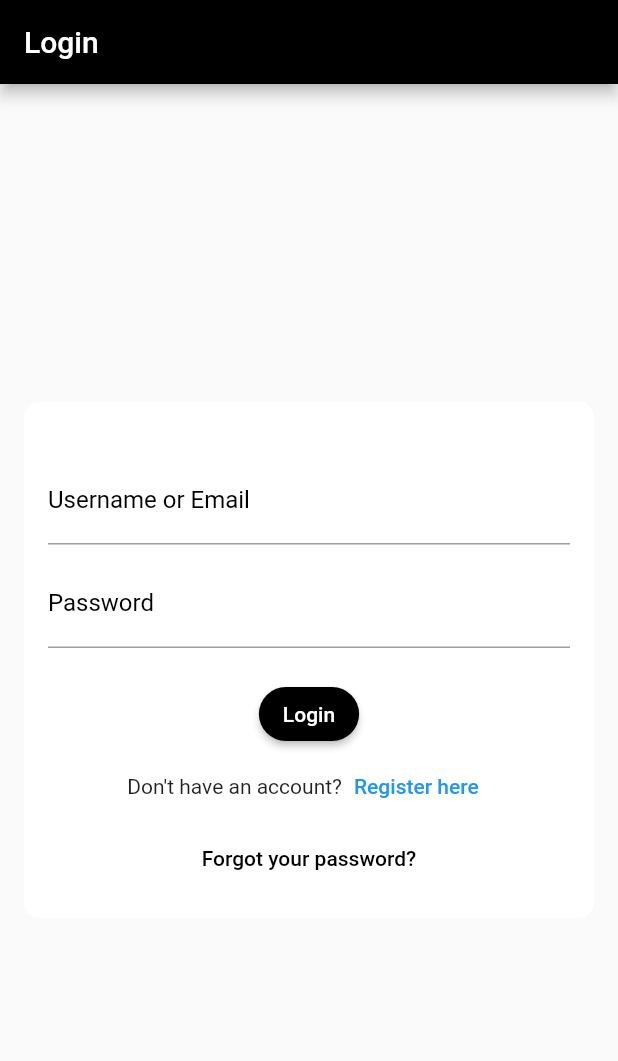
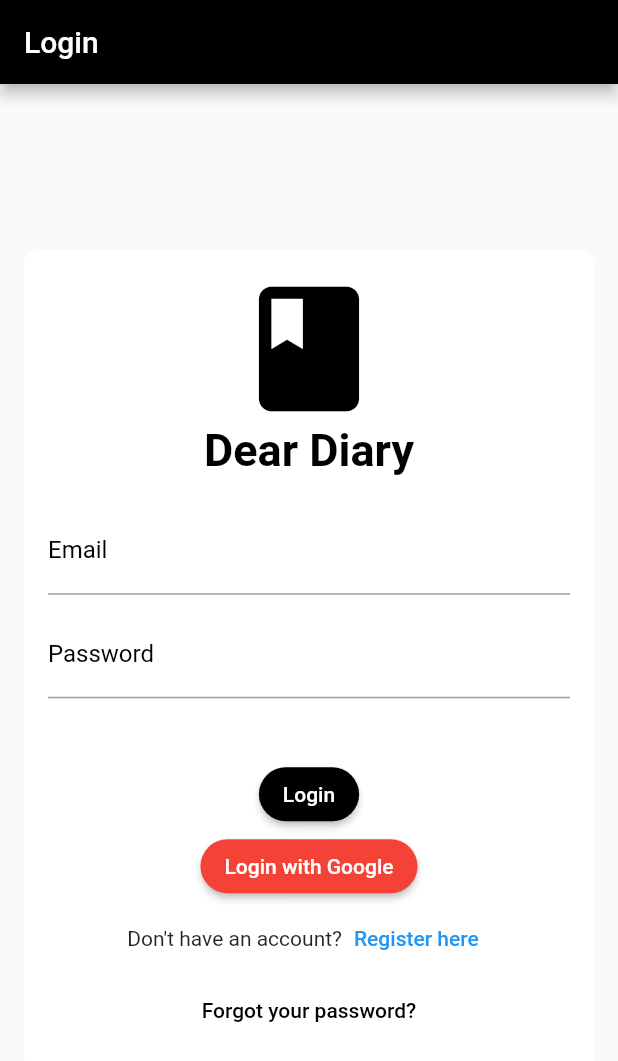
Before and after one commit to rashodkorala/Deardiary, a Flutter app: the screen it shows after launch, on a phone screen of 412 x 824 dp. Shown: the top 1061 px of the screen. Run offline on Flutter 3.47's test engine with Material 2 defaults, Android fonts, the phone set to English and light mode, and no system bars; our stand-ins replace cloud_firestore, firebase_auth, firebase_core; accounts and stored records are empty.

Commit message:
add error handling for login faliure

```diff
--- a/lib/view/diary_login_view.dart
+++ b/lib/view/diary_login_view.dart
@@ -9,9 +9,9 @@ class LoginView extends StatefulWidget {
 class _LoginViewState extends State<LoginView> {
   bool isRegisterHereFocused = false;
   final FirebaseAuth _auth = FirebaseAuth.instance;
-
   String email = '';
   String password = '';
+  String errorMessage = '';
 
   Future<void> signInUser() async {
     try {
@@ -25,13 +25,15 @@ class _LoginViewState extends State<LoginView> {
       if (user != null) {
         // User is logged in, navigate to the diary_log_view.dart view
         Navigator.pushReplacementNamed(context, '/diaryLogView');
-      } else {
-        // Handle login failure
-
-      }
+      } else {}
     } catch (e) {
       print(e.toString());
       // Handle login error
+      setState(() {
+        // Handle login failure and set the error message
+        errorMessage = 'Login failed. Please try again.';
+      });
+      print("login failed");
     }
   }
 
@@ -58,7 +60,19 @@ class _LoginViewState extends State<LoginView> {
                   children: <Widget>[
                     // Your logo or app name can go here
                     // Example: Image.asset('assets/logo.png'),
-
+                    Icon(
+                      Icons.book,
+                      size: 100,
+                      color: Theme.of(context).primaryColor,
+                    ),
+                    Text(
+                      'Dear Diary',
+                      style: TextStyle(
+                        fontSize: 30,
+                        fontWeight: FontWeight.bold,
+                        color: Theme.of(context).primaryColor,
+                      ),
+                    ),
                     SizedBox(height: 20.0),
 
                     TextField(
@@ -66,7 +80,7 @@ class _LoginViewState extends State<LoginView> {
                         email = value;
                       },
                       decoration: InputDecoration(
-                        labelText: 'Username or Email',
+                        labelText: 'Email',
                         labelStyle:
                             TextStyle(color: Color.fromARGB(255, 0, 0, 0)),
                       ),
@@ -87,7 +101,19 @@ class _LoginViewState extends State<LoginView> {
                       ),
                       style: TextStyle(color: Color.fromARGB(255, 0, 0, 0)),
                     ),
-
+                    SizedBox(height: 20.0),
+                    Builder(builder: (BuildContext context) {
+                      if (errorMessage.isNotEmpty) {
+                        return Text(
+                          errorMessage,
+                          style: TextStyle(
+                            color: Colors.red,
+                          ),
+                        );
+                      } else {
+                        return SizedBox.shrink();
+                      }
+                    }),
                     SizedBox(height: 20.0),
 
                     ElevatedButton(
@@ -97,6 +123,19 @@ class _LoginViewState extends State<LoginView> {
                       child: Text('Login'),
                       style: ElevatedButton.styleFrom(
                         primary: Colors.black,
+                        shape: RoundedRectangleBorder(
+                          borderRadius: BorderRadius.circular(30.0),
+                        ),
+                      ),
+                    ),
+
+                    ElevatedButton(
+                      onPressed: () {
+                        ; // Call the function to handle Google Sign-In
+                      },
+                      child: Text('Login with Google'),
+                      style: ElevatedButton.styleFrom(
+                        primary: Colors.red, // You can customize the color
                         shape: RoundedRectangleBorder(
                           borderRadius: BorderRadius.circular(30.0),
                         ),
```
Also changed, not shown: 1 other file.
